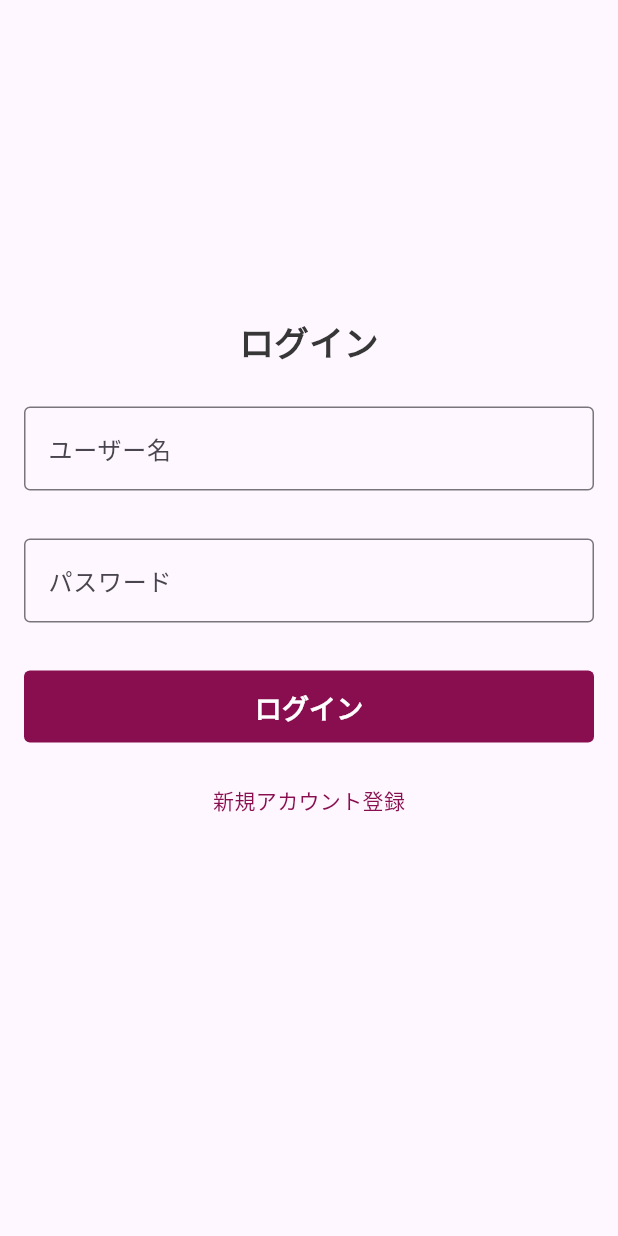
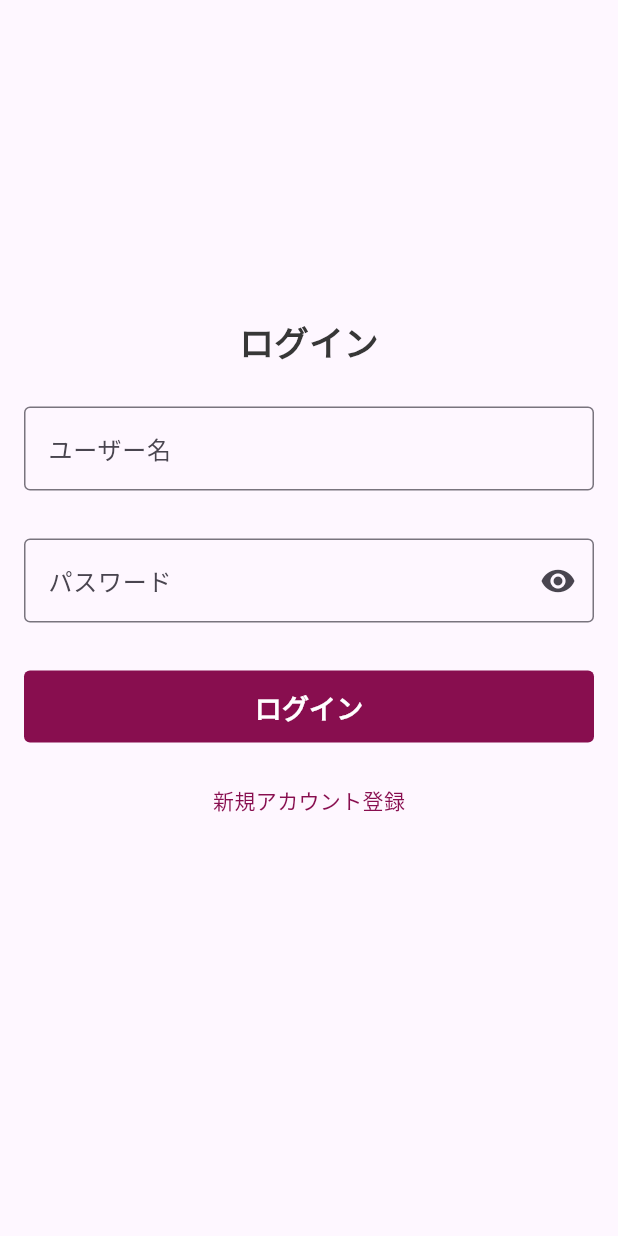
Before and after one commit to tamurakeito/flutter_template, a Flutter app: the screen it shows after launch, on a phone screen of 412 x 824 dp. Run offline on Flutter 3.47's test engine with Material 3 defaults, Android fonts, the phone set to English and light mode, and no system bars; our stand-ins replace flutter_hooks, flutter_riverpod, go_router, hooks_riverpod, line_icons, sqflite; accounts and stored records are empty; Roboto replaces fonts that are missing (NotoSansJP).

Commit message:
password input

```diff
--- a/lib/view/screens/auth.dart
+++ b/lib/view/screens/auth.dart
@@ -6,6 +6,7 @@ import 'package:flutter_template/view/ui/atoms/app_input.dart';
 import 'package:flutter_template/view/ui/atoms/app_text.dart';
 import 'package:flutter_template/view/ui/atoms/clickable_text.dart';
 import 'package:flutter_template/view/ui/atoms/responsive_button.dart';
+import 'package:flutter_template/view/ui/molecules/password_input.dart';
 import 'package:go_router/go_router.dart';
 import 'package:hooks_riverpod/hooks_riverpod.dart';
 import 'package:flutter_template/view_model/auth.dart';
@@ -117,7 +118,7 @@ class Auth extends HookConsumerWidget {
                     ),
                     Container(
                       padding: const EdgeInsets.all(16),
-                      child: AppInput(
+                      child: PasswordInput(
                         controller: passwordController,
                         label: 'パスワード',
                         color: Colors.pink.shade800,
@@ -160,7 +161,7 @@ class Auth extends HookConsumerWidget {
                         ),
                         Container(
                           padding: const EdgeInsets.all(16),
-                          child: AppInput(
+                          child: PasswordInput(
                             controller: passwordController,
                             label: 'パスワード',
                             color: Colors.pink.shade800,
--- a/lib/view/ui/atoms/app_input.dart
+++ b/lib/view/ui/atoms/app_input.dart
@@ -6,6 +6,8 @@ class AppInput extends StatelessWidget {
   final Color color;
   final FocusNode? focusNode;
   final void Function()? onEditingComplete;
+  final bool obscureText;
+  final IconButton? iconButton;
   const AppInput({
     super.key,
     required this.controller,
@@ -13,6 +15,8 @@ class AppInput extends StatelessWidget {
     this.color = Colors.indigo,
     this.focusNode,
     this.onEditingComplete,
+    this.obscureText = false,
+    this.iconButton,
   });
 
   @override
@@ -28,9 +32,11 @@ class AppInput extends StatelessWidget {
             width: 2.0,
           ),
         ),
+        suffixIcon: iconButton,
       ),
       focusNode: focusNode,
       onEditingComplete: onEditingComplete,
+      obscureText: obscureText,
     );
   }
 }
--- a/lib/view/ui/atoms/responsive_button.dart
+++ b/lib/view/ui/atoms/responsive_button.dart
@@ -26,9 +26,9 @@ class ResponsiveButton extends StatelessWidget {
         style: ButtonStyle(
           backgroundColor: WidgetStateProperty.resolveWith<Color?>(
             (Set<WidgetState> states) {
-              // if (states.contains(WidgetState.disabled)) {
-              //   return color.withOpacity(0.6);
-              // }
+              if (states.contains(WidgetState.disabled)) {
+                return color.withOpacity(0.6);
+              }
               return color;
             },
           ),
--- /dev/null
+++ b/lib/view/ui/molecules/password_input.dart
@@ -0,0 +1,37 @@
+import 'package:flutter/material.dart';
+import 'package:flutter_hooks/flutter_hooks.dart';
+import 'package:flutter_template/view/ui/atoms/app_input.dart';
+
+class PasswordInput extends HookWidget {
+  final TextEditingController controller;
+  final String label;
+  final Color color;
+  final FocusNode? focusNode;
+  final void Function()? onEditingComplete;
+  const PasswordInput({
+    super.key,
+    required this.controller,
+    required this.label,
+    this.color = Colors.indigo,
+    this.focusNode,
+    this.onEditingComplete,
+  });
+
+  @override
+  Widget build(BuildContext context) {
+    final isVisible = useState(false);
+
+    return AppInput(
+      controller: controller,
+      label: label,
+      color: color,
+      focusNode: focusNode,
+      onEditingComplete: onEditingComplete,
+      obscureText: !isVisible.value,
+      iconButton: IconButton(
+        icon: Icon(!isVisible.value ? Icons.visibility : Icons.visibility_off),
+        onPressed: () => isVisible.value = !isVisible.value,
+      ),
+    );
+  }
+}
```
